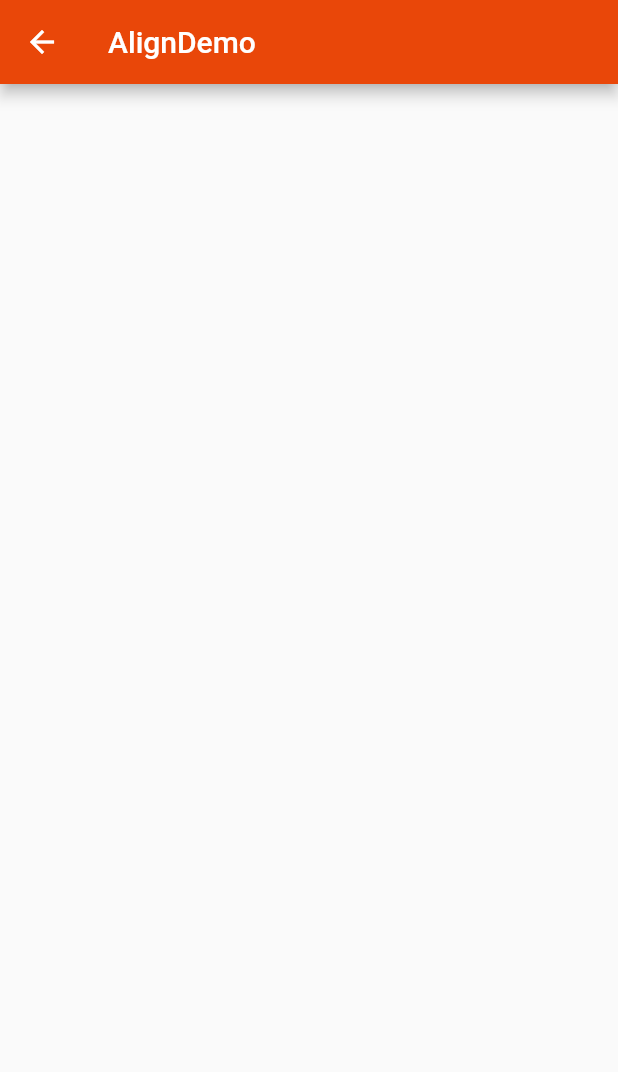
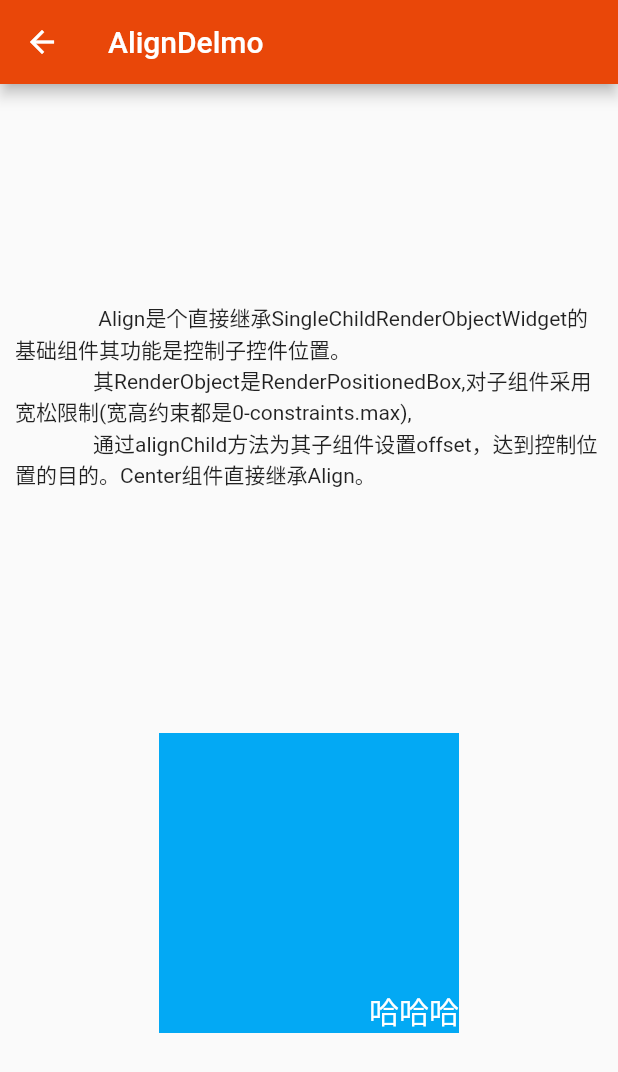
Before and after one commit to merlinCry/flutter, a Flutter app: the AlignDemo screen opened by its route, on a phone screen of 412 x 824 dp. Shown: the top 1072 px of the screen. Run offline on Flutter 3.47's test engine with Material 2 defaults, Android fonts, the phone set to English and light mode, and no system bars.

Commit message:
日常总结

```diff
--- a/lib/demos/alert_demo.dart
+++ b/lib/demos/alert_demo.dart
@@ -82,7 +82,7 @@ class AlertDemo extends StatelessWidget {
                 color: Colors.green,
                 shape: BoxShape.circle,
               ),
-              child: Center(child:Text('完全自定义,其实showDialog方法就是push一个定制的路由，而路由就是一层Overlay组件')),
+              child: Center(child:Text('完全自定义,放啥都行')),
             ),
             shape: CircleBorder(),
           );
@@ -99,6 +99,10 @@ class AlertDemo extends StatelessWidget {
           crossAxisAlignment: CrossAxisAlignment.center,
           mainAxisAlignment: MainAxisAlignment.spaceEvenly,
           children: <Widget>[
+            Container(
+              padding: EdgeInsets.all(10),
+              child: Text('showDialog方法本质上就是通过Navigator.of(context).push一个定制的路由，而路由就是一层Overlay组件'),
+            ),
             RaisedButton(
                 onPressed: () => this.baseAlert(context),
                 child: Text('AlertDialog')),
--- a/lib/demos/align_demo.dart
+++ b/lib/demos/align_demo.dart
@@ -2,11 +2,37 @@
 import 'package:flutter/material.dart';
 
 class AlignDemo extends StatelessWidget {
+
   @override
   Widget build(BuildContext context) {
     return Scaffold(
-      appBar: AppBar(title: Text('AlignDemo')),
-      body: Container(),
+      appBar: AppBar(title: Text('AlignDelmo')),
+      body: Center(
+        child: Column(
+          crossAxisAlignment: CrossAxisAlignment.center,
+          mainAxisAlignment: MainAxisAlignment.spaceEvenly,
+          children: <Widget>[
+            Container(
+              padding: EdgeInsets.all(10),
+              child: Text('''
+                Align是个直接继承SingleChildRenderObjectWidget的基础组件其功能是控制子控件位置。
+               其RenderObject是RenderPositionedBox,对子组件采用宽松限制(宽高约束都是0-constraints.max),
+               通过alignChild方法为其子组件设置offset，达到控制位置的目的。Center组件直接继承Align。
+              '''),
+            ),
+            Container(
+              color: Colors.lightBlue,
+              width: 200,
+              height: 200,
+              child: Align(
+                alignment: Alignment.bottomRight,
+                child: Text('哈哈哈',style: TextStyle(color: Colors.white,fontSize: 20),),
+              ),
+            ),
+
+          ],
+        ),
+      ),
     );
   }
 }
--- /dev/null
+++ b/lib/demos/constrainedBox_demo.dart
@@ -0,0 +1,40 @@
+import 'package:flutter/material.dart';
+
+class ConstrainedBoxDemo extends StatelessWidget {
+  @override
+  Widget build(BuildContext context) {
+    return Scaffold(
+      appBar: AppBar(title: Text('约束盒子')),
+      body: Center(
+        child: Column(
+          crossAxisAlignment: CrossAxisAlignment.center,
+          mainAxisAlignment: MainAxisAlignment.spaceEvenly,
+          children: <Widget>[
+            Container(
+              padding: EdgeInsets.all(10),
+              child: Text('该组件用来添加尺寸约束，约束其子组件最大最小宽高'),
+            ),
+            ConstrainedBox(
+              constraints: BoxConstraints(maxHeight: 60, maxWidth: 200),
+              child: Container(
+                width: 300,
+                height: 300,
+                color: Colors.green,
+              ),
+            ),
+            Text(r'''
+            BoxConstraints的默认值是
+              const BoxConstraints({
+                this.minWidth = 0.0,
+                this.maxWidth = double.infinity, //无限制
+                this.minHeight = 0.0,
+                this.maxHeight = double.infinity, //无限制
+              });
+            ''')
+            // examples.....
+          ],
+        ),
+      ),
+    );
+  }
+}
```
Also changed, not shown: lib/demos/animated_switcher_demo.dart (added, +67 -0 lines), lib/demos/aspect_ratio_demo.dart (added, +45 -0 lines), lib/demos/limited_box_demo.dart (added, +43 -0 lines), lib/demos/sized_box_demo.dart (added, +27 -0 lines), lib/demos/template.dart (added, +24 -0 lines), lib/demos/unconstrined_box_demo.dart (added, +35 -0 lines), lib/main.dart (+13 -2 lines), 1 other file.
